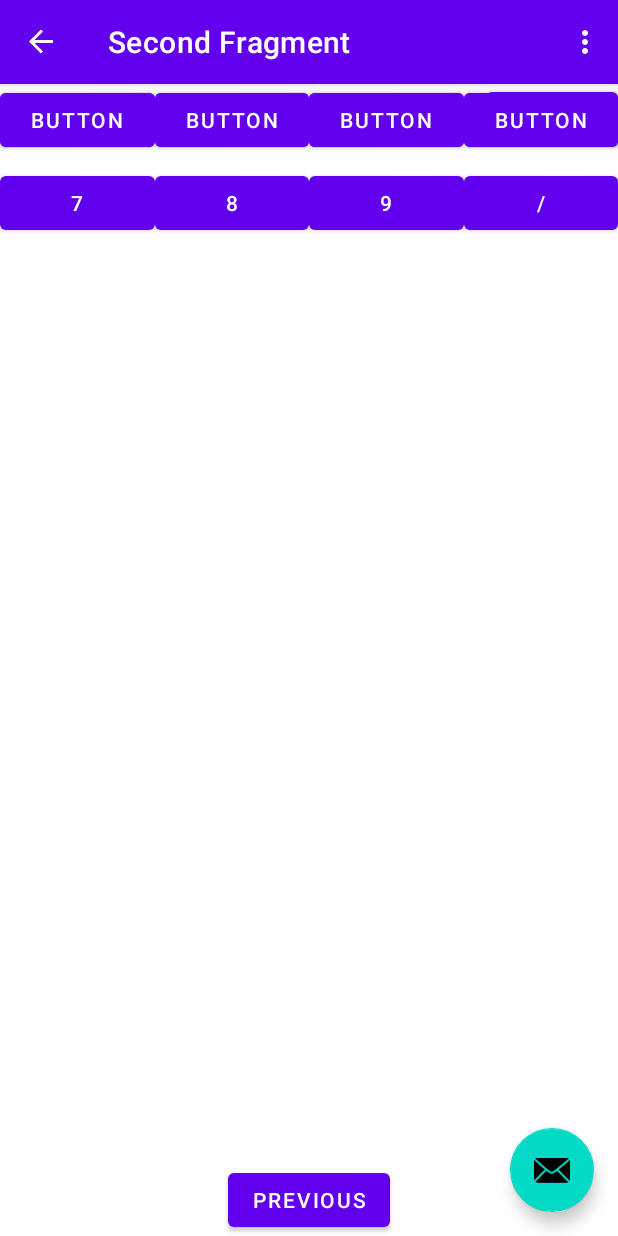
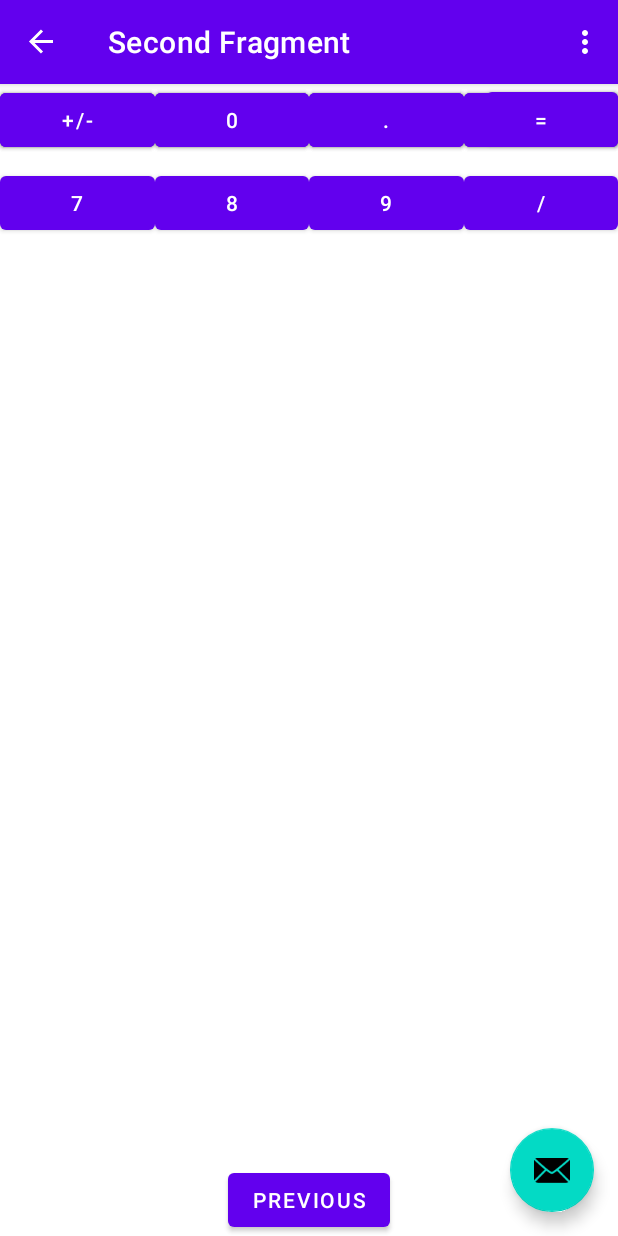
Before and after one commit to Jheyson-911/calculadoraKotlin, an Android app: the SecondFragment screen opened through its navigation route, on a phone screen of 412 x 824 dp. Run offline under Robolectric (Android 15) with nearby library versions, the phone set to English and light mode, and no system bars; our stand-ins replace navigation-ui.

Commit message:
calculadora primera parte

```diff
--- a/app/src/main/res/layout/fragment_second.xml
+++ b/app/src/main/res/layout/fragment_second.xml
@@ -78,16 +78,16 @@
         android:id="@+id/button10"
         android:layout_width="0dp"
         android:layout_height="wrap_content"
-        android:text="Button"
+        android:text="4"
         app:layout_constraintEnd_toStartOf="@+id/button13"
         app:layout_constraintStart_toStartOf="parent"
-        tools:layout_editor_absoluteY="123dp" />
+        tools:layout_editor_absoluteY="112dp" />
 
     <Button
         android:id="@+id/button13"
         android:layout_width="0dp"
         android:layout_height="wrap_content"
-        android:text="Button"
+        android:text="5"
         app:layout_constraintEnd_toStartOf="@+id/button14"
         app:layout_constraintStart_toEndOf="@+id/button10"
         app:layout_constraintTop_toTopOf="@+id/button10" />
@@ -96,7 +96,7 @@
         android:id="@+id/button14"
         android:layout_width="0dp"
         android:layout_height="wrap_content"
-        android:text="Button"
+        android:text="6"
         app:layout_constraintEnd_toStartOf="@+id/button15"
         app:layout_constraintStart_toEndOf="@+id/button13"
         app:layout_constraintTop_toTopOf="@+id/button13" />
@@ -105,7 +105,7 @@
         android:id="@+id/button15"
         android:layout_width="0dp"
         android:layout_height="wrap_content"
-        android:text="Button"
+        android:text="*"
         app:layout_constraintEnd_toEndOf="parent"
         app:layout_constraintHorizontal_bias="0.0"
         app:layout_constraintStart_toEndOf="@+id/button14"
@@ -115,16 +115,16 @@
         android:id="@+id/button20"
         android:layout_width="0dp"
         android:layout_height="wrap_content"
-        android:text="Button"
+        android:text="1"
         app:layout_constraintEnd_toStartOf="@+id/button21"
         app:layout_constraintStart_toStartOf="@+id/button10"
-        tools:layout_editor_absoluteY="192dp" />
+        tools:layout_editor_absoluteY="169dp" />
 
     <Button
         android:id="@+id/button21"
         android:layout_width="0dp"
         android:layout_height="wrap_content"
-        android:text="Button"
+        android:text="2"
         app:layout_constraintEnd_toStartOf="@+id/button22"
         app:layout_constraintStart_toEndOf="@+id/button20"
         app:layout_constraintTop_toTopOf="@+id/button20" />
@@ -133,7 +133,7 @@
         android:id="@+id/button22"
         android:layout_width="0dp"
         android:layout_height="wrap_content"
-        android:text="Button"
+        android:text="3"
         app:layout_constraintEnd_toStartOf="@+id/button23"
         app:layout_constraintStart_toEndOf="@+id/button21"
         app:layout_constraintTop_toTopOf="@+id/button21" />
@@ -142,9 +142,45 @@
         android:id="@+id/button23"
         android:layout_width="0dp"
         android:layout_height="wrap_content"
-        android:text="Button"
+        android:text="+"
         app:layout_constraintEnd_toEndOf="parent"
         app:layout_constraintStart_toEndOf="@+id/button22"
         app:layout_constraintTop_toTopOf="@+id/button22" />
 
+    <Button
+        android:id="@+id/button3"
+        android:layout_width="0dp"
+        android:layout_height="wrap_content"
+        android:text="+/-"
+        app:layout_constraintEnd_toStartOf="@+id/button4"
+        app:layout_constraintStart_toStartOf="@+id/button20"
+        tools:layout_editor_absoluteY="228dp" />
+
+    <Button
+        android:id="@+id/button4"
+        android:layout_width="0dp"
+        android:layout_height="wrap_content"
+        android:text="0"
+        app:layout_constraintEnd_toStartOf="@+id/button8"
+        app:layout_constraintStart_toEndOf="@+id/button3"
+        app:layout_constraintTop_toTopOf="@+id/button3" />
+
+    <Button
+        android:id="@+id/button8"
+        android:layout_width="0dp"
+        android:layout_height="wrap_content"
+        android:text="."
+        app:layout_constraintEnd_toStartOf="@+id/button9"
+        app:layout_constraintStart_toEndOf="@+id/button4"
+        app:layout_constraintTop_toTopOf="@+id/button4" />
+
+    <Button
+        android:id="@+id/button9"
+        android:layout_width="0dp"
+        android:layout_height="wrap_content"
+        android:text="="
+        app:layout_constraintEnd_toEndOf="@+id/button23"
+        app:layout_constraintStart_toEndOf="@+id/button8"
+        app:layout_constraintTop_toTopOf="@+id/button8" />
+
 </androidx.constraintlayout.widget.ConstraintLayout>
```
